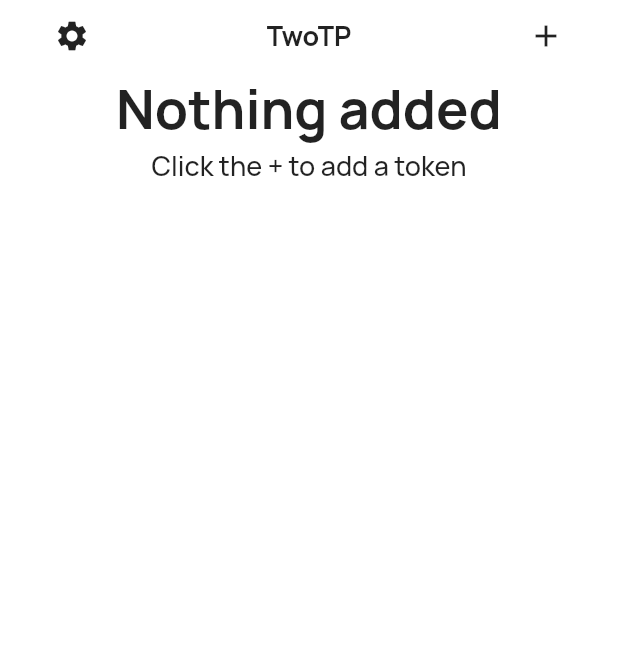
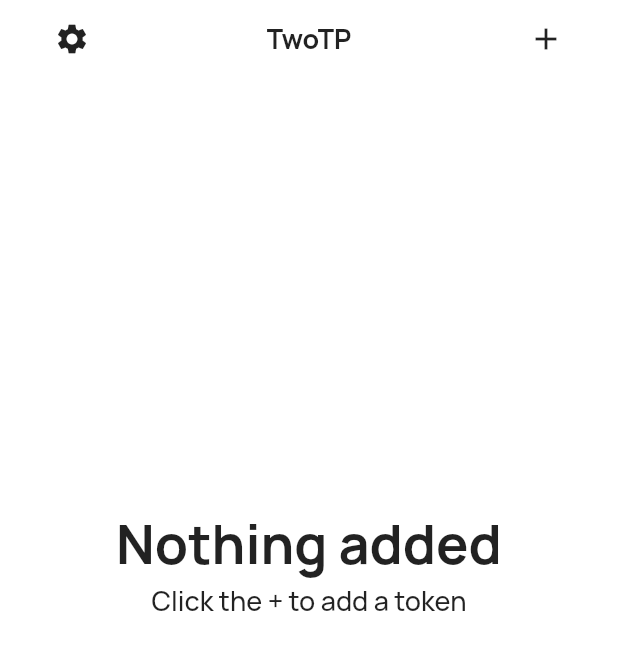
Before and after one commit to AutinMitra/2tp, a Flutter app: the screen it shows after launch, on a phone screen of 412 x 824 dp. Shown: the top 650 px of the screen. Run offline on Flutter 3.47's test engine with Material 2 defaults, Android fonts, the phone set to English and light mode, and no system bars; our stand-ins replace bloc, equatable, flutter_bloc, flutter_secure_storage, shared_preferences; missing offline and left inert: base32, qr_code_scanner.

Commit message:
Tiny UI fixes

```diff
--- a/lib/screens/home.dart
+++ b/lib/screens/home.dart
@@ -7,6 +7,7 @@ import 'package:twotp/blocs/totp/totp_state.dart';
 import 'package:twotp/components/scroll_behaviors.dart';
 import 'package:twotp/components/twotp_card.dart';
 import 'package:twotp/theme/text_styles.dart';
+import 'package:twotp/theme/values.dart';
 
 class HomePage extends StatelessWidget {
   @override
@@ -43,7 +44,9 @@ class HomePage extends StatelessWidget {
 class _TOTPAppBar extends StatelessWidget {
   @override
   Widget build(BuildContext context) {
-    return Padding(
+    return Container(
+      height: Values.navbarHeight,
+      child: Padding(
         padding: const EdgeInsets.symmetric(horizontal: 24.0),
         child: Row(
           mainAxisAlignment: MainAxisAlignment.spaceBetween,
@@ -63,6 +66,7 @@ class _TOTPAppBar extends StatelessWidget {
               },
             ),
           ],
+        ),
       ),
     );
   }
@@ -86,18 +90,23 @@ class _TOTPListState extends State<_TOTPList> {
         return Container();
       } else if (state is ChangedTOTPState && state.items.length == 0) {
         // TODO: Replace with more fancy indicator, like an illustration
-        return Expanded(child: Center(
-          child: ListView(
-            physics: NeverScrollableScrollPhysics(),
-            shrinkWrap: true,
+        var screenHeight = MediaQuery
+            .of(context)
+            .size
+            .height;
+        var spacer = (screenHeight - Values.navbarHeight) / 2 - 100;
+        return Center(
+          child: Column(
             children: <Widget>[
+              SizedBox(height: spacer),
               Center(
                   child: Text("Nothing added", style: TextStyles.bodyInfoH1)),
               Center(child: Text(
                   "Click the + to add a token", style: TextStyles.bodyInfoH2)),
+              SizedBox(height: spacer)
             ],
           ),
-        ));
+        );
       } else if (state is ErrorTOTPState) {
         return Text("An error occured");
       } else {
--- a/lib/screens/qr_scan.dart
+++ b/lib/screens/qr_scan.dart
@@ -64,6 +64,7 @@ class _QRScanPageState extends State<QRScanPage> {
         try {
           item = TOTPItem.parseURI(data);
           controller.pauseCamera();
+          // TODO: If their is a duplicate, confirm with the user
           totpBloc.add(AddItemEvent(item));
           // TODO: Add notif/indicator of success
 
--- /dev/null
+++ b/lib/theme/values.dart
@@ -0,0 +1,3 @@
+class Values {
+  static double navbarHeight = 52;
+}
```
Lines whose indentation alone changed are shown as unchanged.
